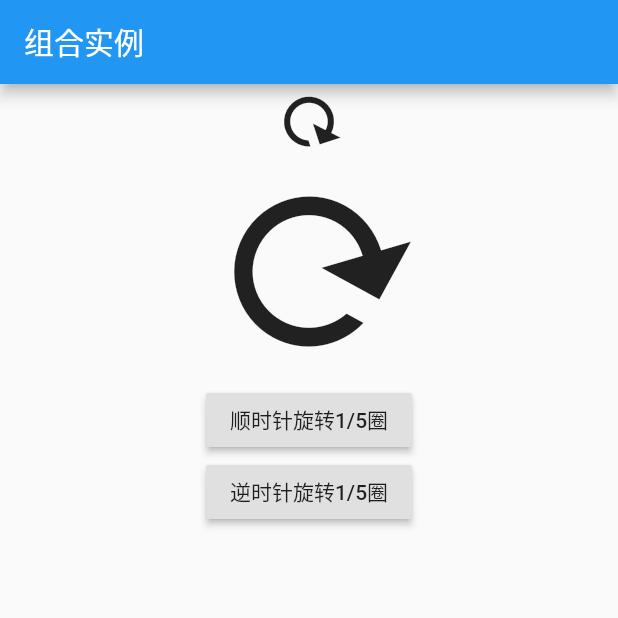
After one commit to lqqjob/Flutter, a Flutter app: the TurnBoxRoute screen opened directly, after a tap on "顺时针旋转1/5圈", on a phone screen of 412 x 824 dp, the top half of it. The commit adds this screen. Run offline on Flutter 3.47's test engine with Material 2 defaults, Android fonts, the light colour scheme and no system bars; missing offline and left inert: dart:ffi.

Commit message:
组合实例

```diff
--- /dev/null
+++ b/fluttertest/lib/10 自定义组件/TurnBoxRoute.dart
@@ -0,0 +1,109 @@
+import 'package:flutter/material.dart';
+
+class TurnBox extends StatefulWidget {
+  TurnBox({
+    Key key,
+    this.turns = 0,
+    this.speed = 200,
+    this.child,
+  }) : super(key: key);
+
+  final double turns;
+  final int speed;
+  final Widget child;
+  @override
+  State<StatefulWidget> createState() {
+    return _TurnBoxState();
+  }
+}
+
+class _TurnBoxState extends State<TurnBox> with SingleTickerProviderStateMixin{
+  AnimationController _animationController;
+  @override
+  void initState() {
+    super.initState();
+    _animationController = new AnimationController(
+      vsync: this,
+      lowerBound: -double.infinity,
+      upperBound: double.infinity,
+    );
+    _animationController.value = widget.turns;
+  }
+
+  @override
+  void dispose() {
+    _animationController.dispose();
+    super.dispose();
+  }
+
+  @override
+  Widget build(BuildContext context) {
+    return RotationTransition(
+      turns: _animationController,
+      child: widget.child,
+    );
+  }
+  @override
+  void didUpdateWidget(TurnBox oldWidget) {
+    super.didUpdateWidget(oldWidget);
+    if(oldWidget.turns != widget.turns) {
+      _animationController.animateTo(
+        widget.turns,
+        duration: Duration(milliseconds: widget.speed??200),
+        curve: Curves.easeInOut,
+      );
+    }
+  }
+}
+
+class TurnBoxRoute extends StatefulWidget {
+@override
+  State<StatefulWidget> createState() {
+   return _TurnBoxRouteState();
+  }
+}
+
+class _TurnBoxRouteState extends State <TurnBoxRoute> {
+double _turns = .0;
+
+@override
+  Widget build(BuildContext context) {
+    return Scaffold(
+      appBar: AppBar(
+        title: Text("组合实例"),
+      ),
+      body: Center(
+        child: Column(
+          children: <Widget>[
+            TurnBox(
+            child:Icon(Icons.refresh,size: 50,),
+            speed: 500,
+            turns: _turns,
+            ),
+            TurnBox(
+            child:Icon(Icons.refresh,size: 150,),
+            speed: 2500,
+            turns: _turns,
+            ),
+            RaisedButton(
+            child: Text("顺时针旋转1/5圈"),
+            onPressed: () {
+              setState(() {
+                _turns += .2;
+              });
+            },
+          ),
+          RaisedButton(
+            child: Text("逆时针旋转1/5圈"),
+            onPressed: () {
+              setState(() {
+                _turns -= .2;
+              });
+            },
+          ),
+          ],
+        ),
+      ),
+    );
+  }
+}
--- a/fluttertest/lib/main.dart
+++ b/fluttertest/lib/main.dart
@@ -18,6 +18,7 @@ import '9 动画/StaggerRoute.dart';
 import '9 动画/AnimatedSwitcherCounterRoute.dart';
 import '9 动画/OverAnimationComponent.dart';
 import '10 自定义组件/GradientButtonRoute.dart';
+import '10 自定义组件/TurnBoxRoute.dart';
 void main() => runApp(MyApp());
 
 class RouteModel extends Object {
@@ -124,6 +125,9 @@ class _MyHomePageState extends State<MyHomePage> {
       }else if (i == 16) {
         map.title = "组和现有组件";
         map.widget = GrandientButtonRoute();
+      }else if (i == 17) {
+        map.title = "组合实例";
+        map.widget = TurnBoxRoute();
       }
       if(map.title != null)
       list.add(map);
```
